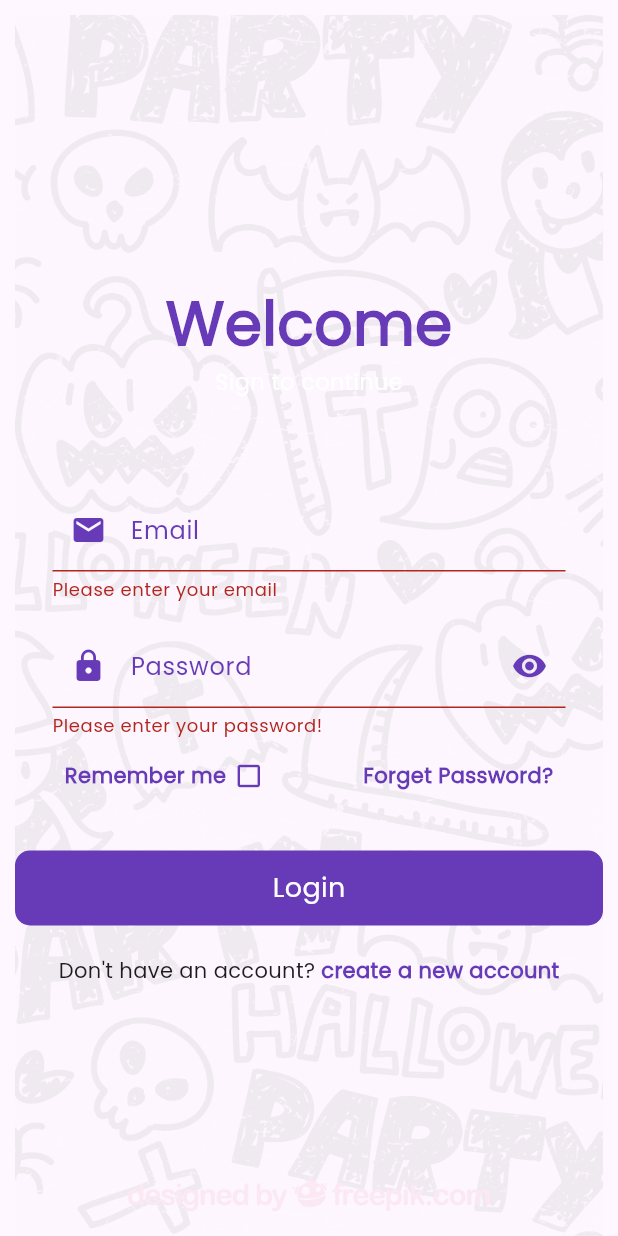
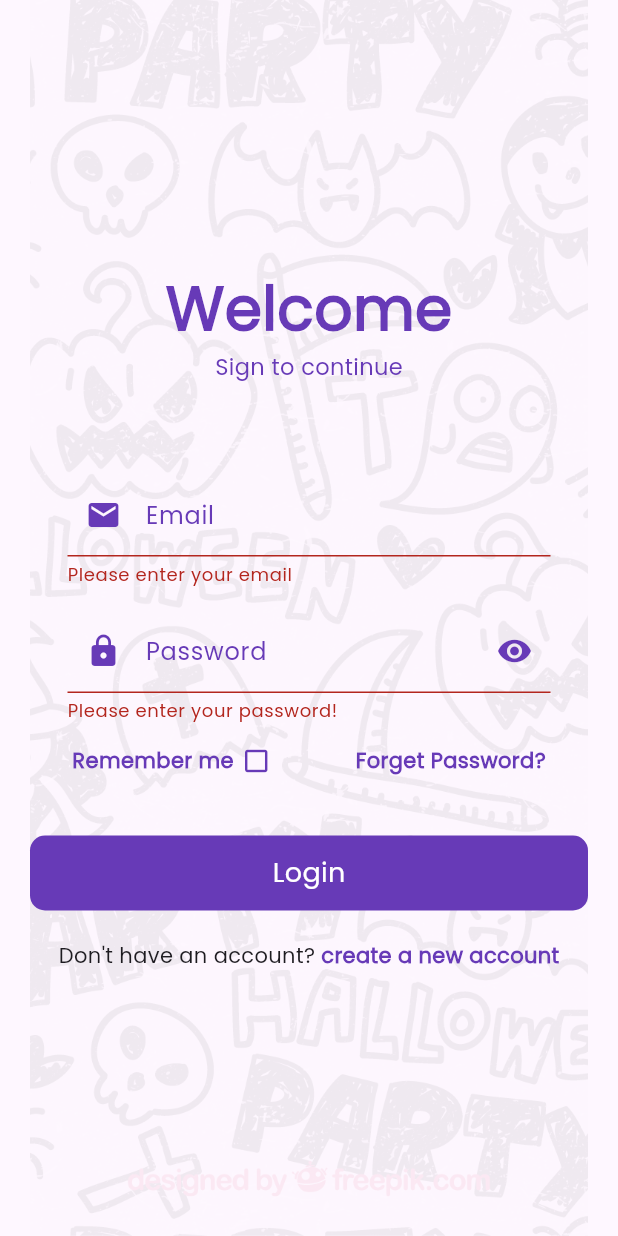
Before and after one commit to bikalchudal11/e_commerce, a Flutter app: the screen it shows after launch, after a tap on "Login", on a phone screen of 412 x 824 dp. Run offline on Flutter 3.47's test engine with Material 3 defaults, Android fonts, the phone set to English and light mode, and no system bars; our stand-ins replace animated_text_kit.

Commit message:
splash and login done

```diff
--- a/lib/views/login/create_account.dart
+++ b/lib/views/login/create_account.dart
@@ -45,7 +45,7 @@ class _CreateAccountPageState extends State<CreateAccountPage> {
     return Scaffold(
       body: SingleChildScrollView(
         child: Padding(
-          padding: const EdgeInsets.all(10.0),
+          padding: const EdgeInsets.symmetric(horizontal: 20.0),
           child: Form(
             key: _formKey,
             child: Container(
--- a/lib/views/login/login.dart
+++ b/lib/views/login/login.dart
@@ -39,7 +39,7 @@ class _LogInScreenState extends State<LogInScreen> {
       body: Center(
         child: SingleChildScrollView(
           child: Padding(
-            padding: const EdgeInsets.all(10.0),
+            padding: const EdgeInsets.symmetric(horizontal: 20.0),
             child: Form(
               key: _formKey,
               child: Container(
@@ -68,7 +68,7 @@ class _LogInScreenState extends State<LogInScreen> {
                     ),
                     Text(
                       "Sign to continue",
-                      style: TextStyle(color: secondaryColor, fontSize: 15),
+                      style: TextStyle(color: primaryColor, fontSize: 15),
                     ),
                     SizedBox(
                       height: 60,
--- a/lib/views/login/splash.dart
+++ b/lib/views/login/splash.dart
@@ -32,11 +32,15 @@ class _SplashScreenState extends State<SplashScreen> {
       backgroundColor: Colors.black,
       body: Container(
         decoration: BoxDecoration(
-            // image: DecorationImage(
-            //   fit: BoxFit.cover,
-            //   image: AssetImage('assets/images/splash_pic.jpg'),
-            // ),
+          image: DecorationImage(
+            fit: BoxFit.cover,
+            image: AssetImage('assets/images/bg.jpg'),
+            colorFilter: ColorFilter.mode(
+              Colors.white.withOpacity(0.2),
+              BlendMode.dstATop,
             ),
+          ),
+        ),
         child: Column(
           mainAxisAlignment: MainAxisAlignment.center,
           children: [
@@ -57,9 +61,6 @@ class _SplashScreenState extends State<SplashScreen> {
                 ],
               ),
             ),
-            SizedBox(
-              height: 10,
-            ),
             DefaultTextStyle(
               style: const TextStyle(
                 fontFamily: 'Poppins',
```
